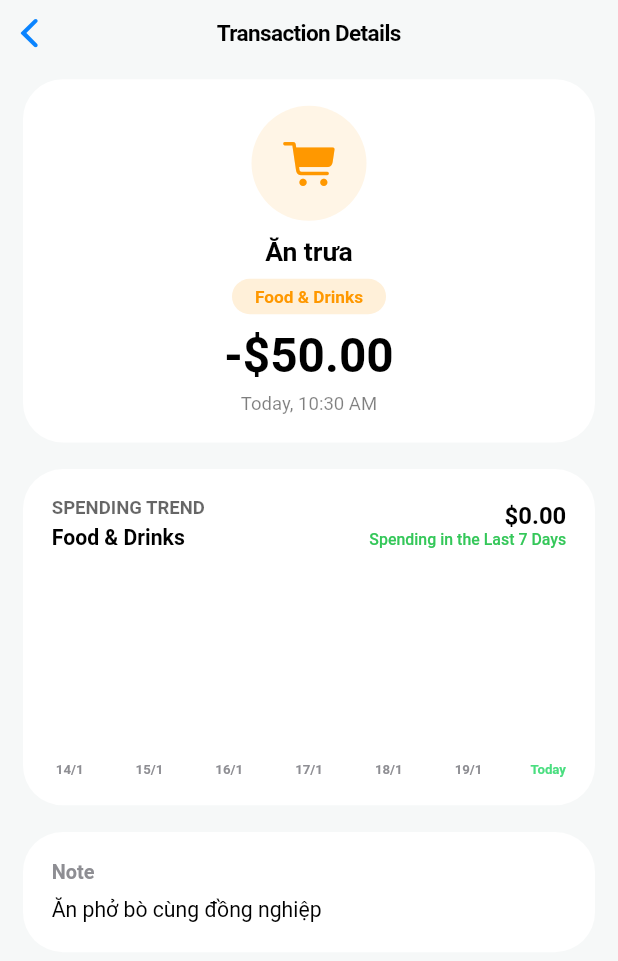
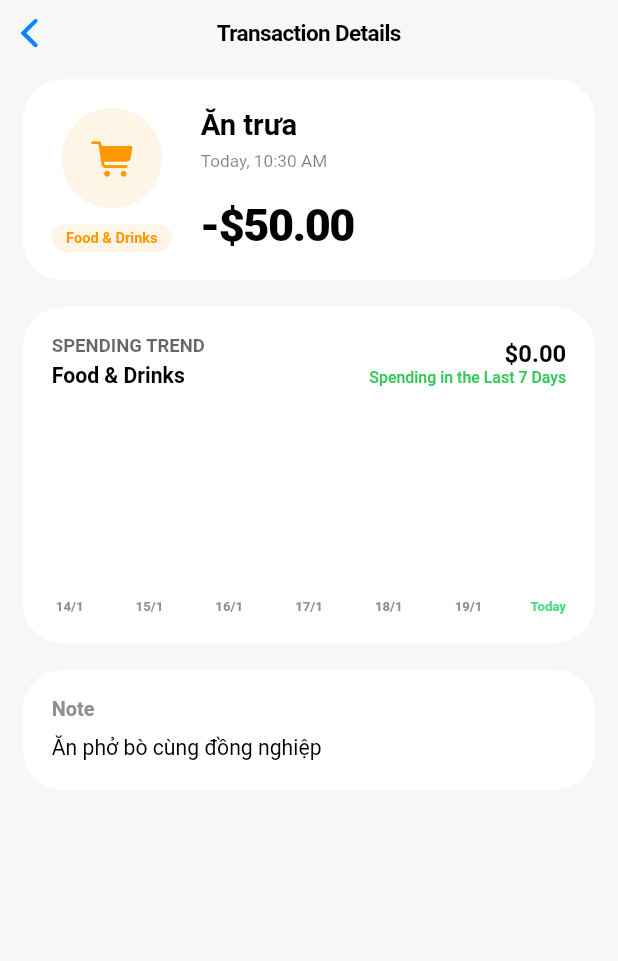
Before and after one commit to DuogKhiem245/Spend-Flow, a Flutter app: the TransactionDetailView screen opened directly with sample values from the repository, on a phone screen of 412 x 824 dp. Shown: the top 961 px of the screen. Run offline on Flutter 3.47's test engine with Material 3 defaults, Android fonts, the light colour scheme and no system bars; our stand-ins replace camera, cloud_firestore, cloud_functions, csv, file_picker, firebase_auth and 23 more; missing offline and left inert: cupertino_native, excel, mapbox_maps_flutter, pull_down_button; accounts and stored records are empty.

Commit message:
feat: update TypeScript target to ES2022 and enhance budget model with note field
- Updated TypeScript target in tsconfig.json to ES2022.
- Enhanced BudgetModel in Dart by adding a 'note' field and updating related methods for serialization and deserialization.
- Modified TransactionModel to use categoryId from aiData if available.
- Improved AIService to analyze text for CSV imports and handle errors more gracefully.
- Added NoteWidget to the AddBudgetView for user input.
- Updated AddBudgetViewModel to handle the new note field.
- Refactored BudgetView to improve UI interactions and responsiveness.
- Adjusted ReportView padding for better layout.
- Enhanced ScanReceiptViewModel to validate transaction dates and improved error handling with user feedback.
- Updated ExportViewModel to filter out deleted transactions, wallets, and budgets during data export.
- Improved ImportViewModel to process various file types and send data to AI for analysis.
- Refined TransactionDetailView for better layout and readability.
- Cleaned up unused imports in ViewOnlyMapWidget.
- Removed debug print statements in VoiceInputViewModel for cleaner code.

```diff
--- a/lib/core/model/transaction_model.dart
+++ b/lib/core/model/transaction_model.dart
@@ -123,7 +123,7 @@ class TransactionModel {
     );
 
     return TransactionModel(
-      id: const Uuid().v4(),
+      id: aiData['categoryId'] ?? const Uuid().v4(),
       amount: (aiData['amount'] as num?)?.toDouble() ?? 0.0,
       title: aiData['title'] ?? 'Giao dịch mới',
       category: selectedCategory,
--- a/lib/features/budget/add_budget/add_budget_viewmodel.dart
+++ b/lib/features/budget/add_budget/add_budget_viewmodel.dart
@@ -17,6 +17,7 @@ class AddBudgetViewModel extends ChangeNotifier {
     required CategoryModel category,
     required DateTime date,
     String? idToUpdate,
+    String? note,
   }) async {
     final double parsedAmount = _parseAmount(amount);
 
@@ -34,6 +35,7 @@ class AddBudgetViewModel extends ChangeNotifier {
         category: category,
         total: parsedAmount,
         date: date,
+        note: note ?? '',
       );
 
       await _storage.updateBudget(updatedBudget);
@@ -45,6 +47,7 @@ class AddBudgetViewModel extends ChangeNotifier {
         category: category,
         total: parsedAmount,
         date: date,
+        note: note ?? '',
       );
 
       await _storage.saveBudget(newBudget);
--- a/lib/features/report/report_view.dart
+++ b/lib/features/report/report_view.dart
@@ -98,7 +98,7 @@ class _ReportPageState extends State<ReportPage> {
                   child: groupedData.isEmpty
                       ? _buildNoDataView(l10n)
                       : ListView.builder(
-                          padding: EdgeInsets.symmetric(horizontal: 16.w),
+                          padding: EdgeInsets.fromLTRB(16.w, 0, 16.w, 50.h),
                           itemCount: groupedData.length,
                           itemBuilder: (context, index) {
                             final group = groupedData[index];
--- a/lib/features/transaction/view_transaction/transaction_detail_view.dart
+++ b/lib/features/transaction/view_transaction/transaction_detail_view.dart
@@ -1,4 +1,5 @@
 import 'package:flutter/cupertino.dart';
+import 'package:flutter/material.dart';
 import 'package:flutter_screenutil/flutter_screenutil.dart';
 import 'package:spend_flow/assets/l10n/app_localizations.dart';
 import 'package:spend_flow/config/app_colors.dart';
@@ -84,16 +85,21 @@ class _TransactionDetailViewState extends State<TransactionDetailView> {
   Widget _buildMainCard(BuildContext context, TransactionDetailViewModel vm) {
     return Container(
       width: double.infinity,
-      padding: EdgeInsets.symmetric(vertical: 20.h, horizontal: 20.w),
+      padding: EdgeInsets.all(20.w),
       decoration: BoxDecoration(
         color: CupertinoTheme.of(context).barBackgroundColor,
         borderRadius: BorderRadius.circular(30.r),
       ),
-      child: Column(
+      child: IntrinsicHeight(
+        child: Row(
+          crossAxisAlignment: CrossAxisAlignment.stretch,
+          children: [
+            Column(
+              mainAxisSize: MainAxisSize.min,
               children: [
                 Container(
-            width: 80.w,
-            height: 80.w,
+                  width: 70.w,
+                  height: 70.w,
                   decoration: BoxDecoration(
                     color: vm.categoryColor.withValues(alpha: 0.1),
                     shape: BoxShape.circle,
@@ -103,71 +109,93 @@ class _TransactionDetailViewState extends State<TransactionDetailView> {
                           child: Image.file(
                             vm.customImageFile!,
                             fit: BoxFit.cover,
-                      width: 80.w,
-                      height: 80.w,
                           ),
                         )
                       : Center(
                           child: Icon(
                             AppIcons.getIcon(vm.iconKey),
-                      size: 40.sp,
+                            size: 32.sp,
                             color: vm.categoryColor,
                           ),
                         ),
                 ),
-
                 SizedBox(height: 12.h),
-
-          Text(
-            vm.name,
-            style: TextStyle(
-              fontSize: 20.sp,
-              fontWeight: FontWeight.bold,
-              color: CupertinoTheme.of(context).textTheme.textStyle.color,
+                Container(
+                  padding: EdgeInsets.symmetric(
+                    horizontal: 10.w,
+                    vertical: 4.h,
                   ),
-            textAlign: TextAlign.center,
-          ),
-
-          SizedBox(height: 8.h),
-
-          Container(
-            padding: EdgeInsets.symmetric(horizontal: 16.w, vertical: 6.h),
                   decoration: BoxDecoration(
-              color: vm.categoryColor.withValues(alpha: .15),
-              borderRadius: BorderRadius.circular(20.r),
+                    color: vm.categoryColor.withValues(alpha: .1),
+                    borderRadius: BorderRadius.circular(12.r),
                   ),
                   child: Text(
                     vm.categoryName,
                     style: TextStyle(
-                fontSize: 13.sp,
-                fontWeight: FontWeight.w600,
+                      fontSize: 11.sp,
+                      fontWeight: FontWeight.bold,
                       color: vm.categoryColor,
                     ),
                   ),
                 ),
-
-          SizedBox(height: 10.h),
-          Text(
-            vm.amountString,
-            style: TextStyle(
-              fontSize: 36.sp,
-              fontWeight: FontWeight.w700,
-              color: CupertinoTheme.of(context).textTheme.textStyle.color,
-            ),
+              ],
             ),
 
-          SizedBox(height: 8.h),
+            SizedBox(width: 20.w),
 
+            Expanded(
+              child: Column(
+                crossAxisAlignment: CrossAxisAlignment.start,
+                mainAxisAlignment: MainAxisAlignment.spaceBetween,
+                children: [
+                  Column(
+                    crossAxisAlignment: CrossAxisAlignment.start,
+                    children: [
+                      Text(
+                        vm.name,
+                        style: TextStyle(
+                          fontSize: 22.sp,
+                          fontWeight: FontWeight.w600,
+                          color: CupertinoTheme.of(
+                            context,
+                          ).textTheme.textStyle.color,
+                        ),
+                        maxLines: 2,
+                        overflow: TextOverflow.ellipsis,
+                      ),
+                      SizedBox(height: 6.h),
                       Text(
                         vm.getDateString(context),
                         style: TextStyle(
-              fontSize: 14.sp,
+                          fontSize: 13.sp,
                           color: CupertinoTheme.of(
                             context,
                           ).textTheme.textStyle.color?.withValues(alpha: .5),
                         ),
                       ),
                     ],
+                  ),
+
+                  FittedBox(
+                    fit: BoxFit.scaleDown,
+                    alignment: Alignment.centerLeft,
+                    child: Text(
+                      vm.amountString,
+                      style: TextStyle(
+                        fontSize: 34.sp,
+                        fontWeight: FontWeight.w800,
+                        letterSpacing: -1,
+                        color: CupertinoTheme.of(
+                          context,
+                        ).textTheme.textStyle.color,
+                      ),
+                    ),
+                  ),
+                ],
+              ),
+            ),
+          ],
+        ),
       ),
     );
   }
--- a/lib/features/transaction/view_transaction/widget/view_only_map_widget.dart
+++ b/lib/features/transaction/view_transaction/widget/view_only_map_widget.dart
@@ -2,7 +2,6 @@ import 'package:flutter/cupertino.dart';
 import 'package:flutter/material.dart';
 import 'package:flutter_screenutil/flutter_screenutil.dart';
 import 'package:mapbox_maps_flutter/mapbox_maps_flutter.dart';
-import 'package:spend_flow/assets/l10n/app_localizations.dart';
 
 class ViewOnlyMapWidget extends StatefulWidget {
   final double latitude;
@@ -30,7 +29,6 @@ class _ViewOnlyMapWidgetState extends State<ViewOnlyMapWidget> {
   @override
   Widget build(BuildContext context) {
     final isDark = CupertinoTheme.of(context).brightness == Brightness.dark;
-    final l10n = AppLocalizations.of(context)!;
     final position = Position(widget.longitude, widget.latitude);
 
     return Column(
--- a/lib/features/voice_input/voice_input_viewmodel.dart
+++ b/lib/features/voice_input/voice_input_viewmodel.dart
@@ -37,7 +37,6 @@ class VoiceInputViewModel extends ChangeNotifier {
     try {
       _isSpeechEnabled = await _speechToText.initialize(
         onStatus: (status) {
-          debugPrint('Speech Status: $status');
           if (status == 'done' || status == 'notListening') {
             _isListening = false;
             _stopWaveAnimation();
@@ -45,7 +44,6 @@ class VoiceInputViewModel extends ChangeNotifier {
           }
         },
         onError: (errorNotification) {
-          debugPrint('Speech Error: $errorNotification');
           _isListening = false;
           _stopWaveAnimation();
           notifyListeners();
```
Also changed, not shown: lib/core/model/budget_model.dart (+7 -0 lines), lib/core/services/ai_service.dart (+88 -4 lines), lib/features/budget/add_budget/add_budget_view.dart (+13 -0 lines), lib/features/budget/budget_view.dart (+7 -23 lines), lib/features/scan_receipt/scan_recept_viewmodel.dart (+45 -9 lines), lib/features/setting/data_management/export/export_viewmodel.dart (+11 -3 lines), lib/features/setting/data_management/import/import_viewmodel.dart (+123 -29 lines), 5 other files. Lines whose indentation alone changed are shown as unchanged.
